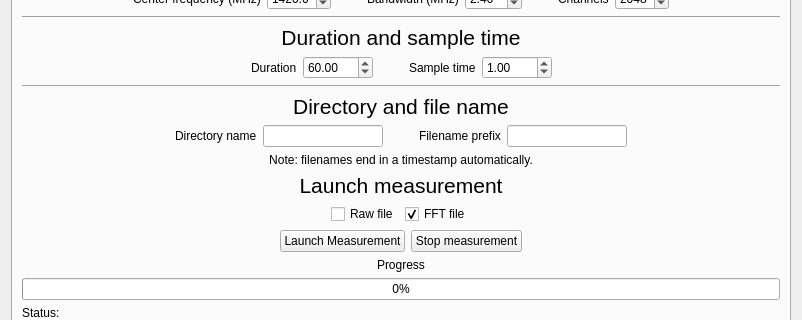
Qt form GUI/formMainClient.ui (EPF-Ground-Station/VEGA_SRT) before a commit; both pictures show x 0 to 802 and y 179 to 499 of the 802 by 840 pixel window.
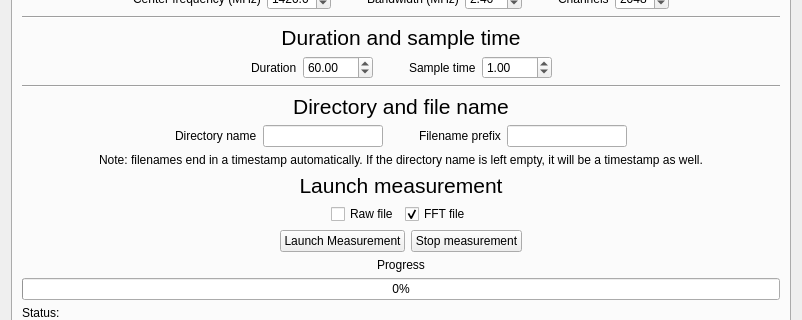
The same form after that commit. The open tabs and pages were chosen to show the change.

Commit message: Updated client GUI for measurements.

Diff of the .ui file:
```diff
--- a/GUI/formMainClient.ui
+++ b/GUI/formMainClient.ui
@@ -1572,7 +1572,7 @@
        <item>
         <widget class="QLabel" name="label_28">
          <property name="text">
-          <string>Note: filenames end in a timestamp automatically.</string>
+          <string>Note: filenames end in a timestamp automatically. If the directory name is left empty, it will be a timestamp as well.</string>
          </property>
          <property name="alignment">
           <set>Qt::AlignCenter</set>
```
Left out of the diff: 2 changed lines with no effect on the pictures. The commit also changes 1 other file.
